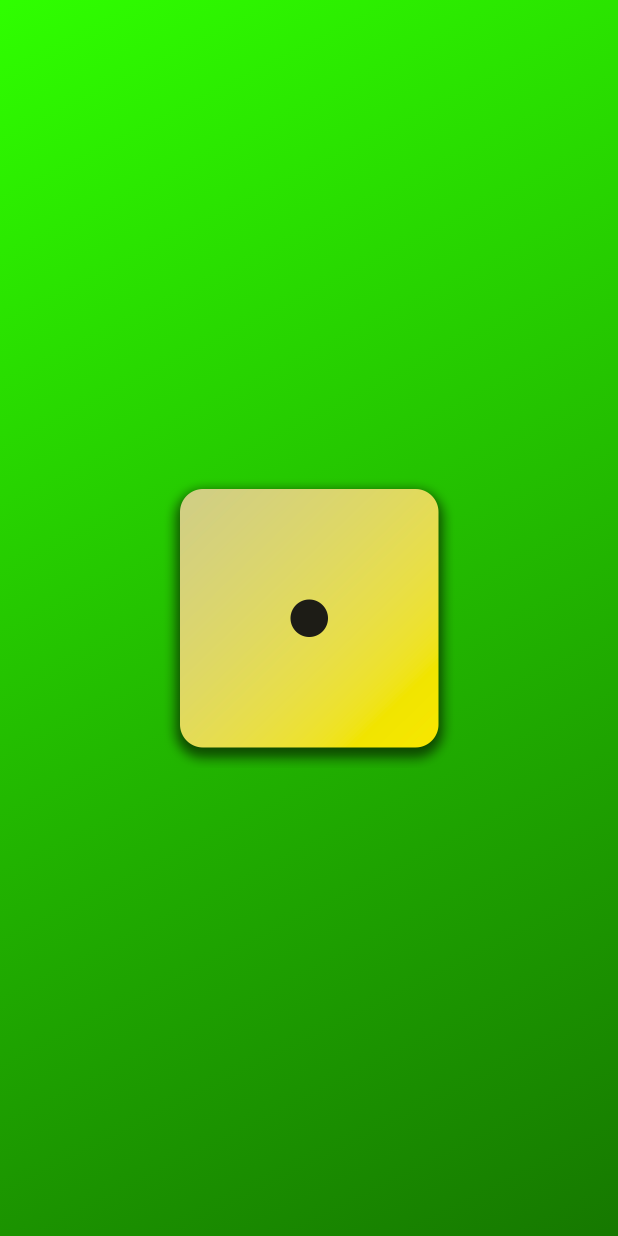
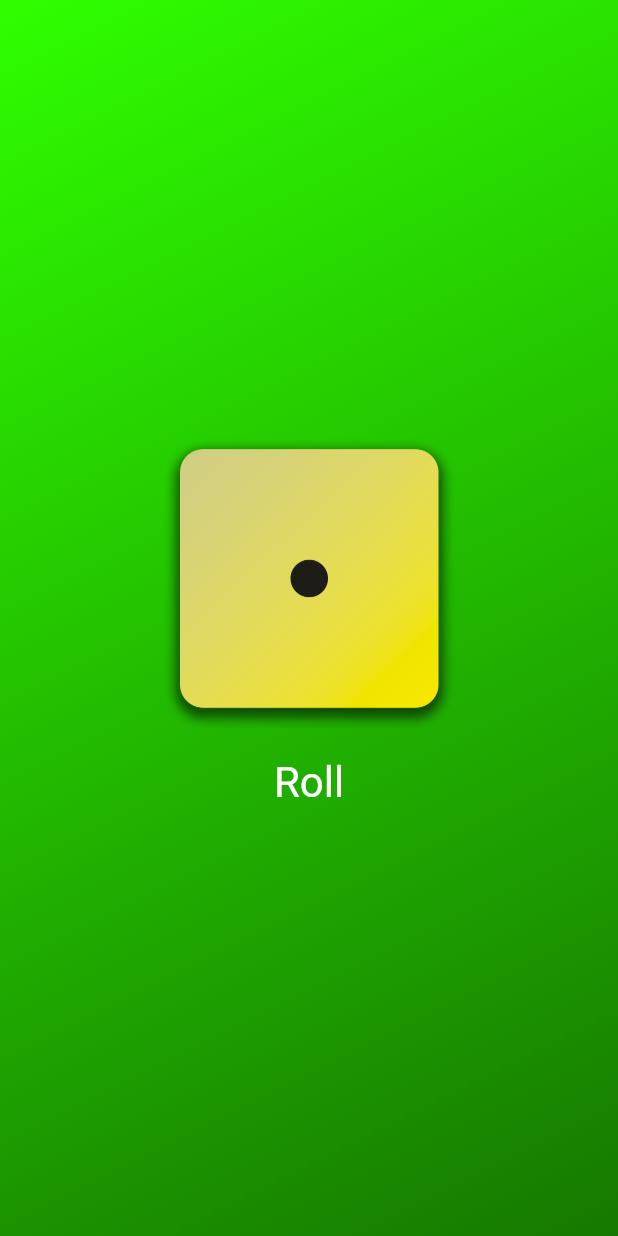
Before and after one commit to EricTimRussell/first_app-flutter_dart, a Flutter app: the screen it shows after launch, on a phone screen of 412 x 824 dp. Run offline on Flutter 3.47's test engine with Material 3 defaults, Android fonts, the phone set to English and light mode, and no system bars.

Commit message:
style roll dice btn

```diff
--- a/lib/gradient_container.dart
+++ b/lib/gradient_container.dart
@@ -5,6 +5,8 @@ const endAlignment = Alignment.bottomRight;
 
 class GradientContainer extends StatelessWidget {
   const GradientContainer(this.color_1, this.color_2, {super.key});
+
+  void rollDice() {}
 
   final Color color_1;
   final Color color_2;
@@ -24,9 +26,22 @@ class GradientContainer extends StatelessWidget {
         ),
       ),
       child: Center(
-        child: Image.asset(
-          'assets/dice-1.png',
-          width: 200,
+        child: Column(
+          mainAxisSize: MainAxisSize.min,
+          children: [
+            Image.asset(
+              'assets/dice-1.png',
+              width: 200,
+            ),
+            TextButton(
+              onPressed: rollDice,
+              style: TextButton.styleFrom(
+                  padding: const EdgeInsets.only(top: 20),
+                  foregroundColor: Colors.white,
+                  textStyle: const TextStyle(fontSize: 28)),
+              child: const Text('Roll'),
+            ),
+          ],
         ),
       ),
     );
```
